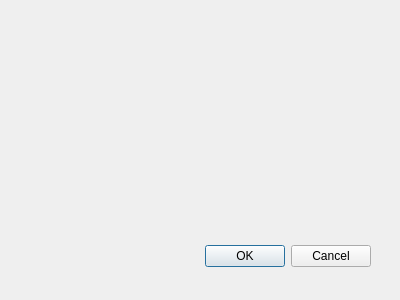
This is dlg_changemap.ui in Fr3nchK1ss/Gribouillot as Qt 5 draws it before an edit. The edited form follows.
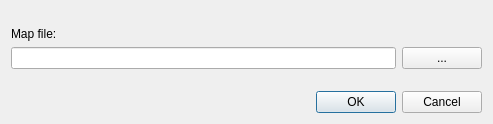
This is the edited form.

```diff
--- a/dlg_changemap.ui
+++ b/dlg_changemap.ui
@@ -8,29 +8,68 @@
    <rect>
     <x>0</x>
     <y>0</y>
-    <width>400</width>
-    <height>300</height>
+    <width>493</width>
+    <height>124</height>
    </rect>
   </property>
   <property name="windowTitle">
    <string>Dialog</string>
   </property>
-  <widget name="buttonBox" class="QDialogButtonBox">
-   <property name="geometry">
-    <rect>
-     <x>30</x>
-     <y>240</y>
-     <width>341</width>
-     <height>32</height>
-    </rect>
-   </property>
-   <property name="orientation">
-    <enum>Qt::Horizontal</enum>
-   </property>
-   <property name="standardButtons">
-    <set>QDialogButtonBox::Cancel|QDialogButtonBox::Ok</set>
-   </property>
-  </widget>
+  <layout class="QGridLayout" name="gridLayout">
+   <item row="2" column="1">
+    <widget class="QLineEdit" name="mapFileEdit"/>
+   </item>
+   <item row="4" column="1" colspan="2">
+    <widget class="QDialogButtonBox" name="buttonBox_2">
+     <property name="orientation">
+      <enum>Qt::Horizontal</enum>
+     </property>
+     <property name="standardButtons">
+      <set>QDialogButtonBox::Cancel|QDialogButtonBox::Ok</set>
+     </property>
+    </widget>
+   </item>
+   <item row="2" column="2">
+    <widget class="QPushButton" name="mapFileBtt">
+     <property name="text">
+      <string>...</string>
+     </property>
+    </widget>
+   </item>
+   <item row="1" column="1">
+    <widget class="QLabel" name="mapFileLbl">
+     <property name="text">
+      <string>Map file: </string>
+     </property>
+    </widget>
+   </item>
+   <item row="3" column="1">
+    <spacer name="verticalSpacer">
+     <property name="orientation">
+      <enum>Qt::Vertical</enum>
+     </property>
+     <property name="sizeHint" stdset="0">
+      <size>
+       <width>20</width>
+       <height>40</height>
+      </size>
+     </property>
+    </spacer>
+   </item>
+   <item row="0" column="1">
+    <spacer name="verticalSpacer_2">
+     <property name="orientation">
+      <enum>Qt::Vertical</enum>
+     </property>
+     <property name="sizeHint" stdset="0">
+      <size>
+       <width>20</width>
+       <height>40</height>
+      </size>
+     </property>
+    </spacer>
+   </item>
+  </layout>
  </widget>
  <pixmapfunction/>
  <resources/>
```
Left out of the diff: 27 changed lines with no effect on the pictures.
